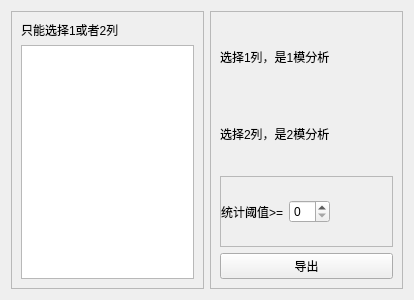
Qt form SciTools/popup/clean/uipy/cocon_stat.ui (xihuyu20000/learn-python) before a commit.
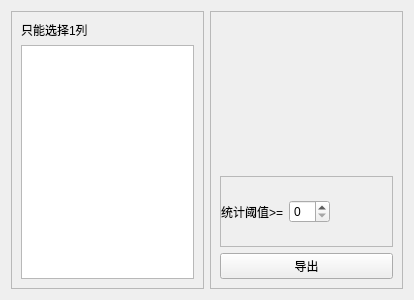
The same form after that commit.

Patch:
```diff
--- a/SciTools/popup/clean/uipy/cocon_stat.ui
+++ b/SciTools/popup/clean/uipy/cocon_stat.ui
@@ -32,7 +32,7 @@
       <item>
        <widget class="QLabel" name="label">
         <property name="text">
-         <string>只能选择1或者2列</string>
+         <string>只能选择1列</string>
         </property>
        </widget>
       </item>
@@ -64,14 +64,14 @@
       <item>
        <widget class="QLabel" name="label_3">
         <property name="text">
-         <string>选择1列，是1模分析</string>
+         <string/>
         </property>
        </widget>
       </item>
       <item>
        <widget class="QLabel" name="label_4">
         <property name="text">
-         <string>选择2列，是2模分析</string>
+         <string/>
         </property>
        </widget>
       </item>
```
